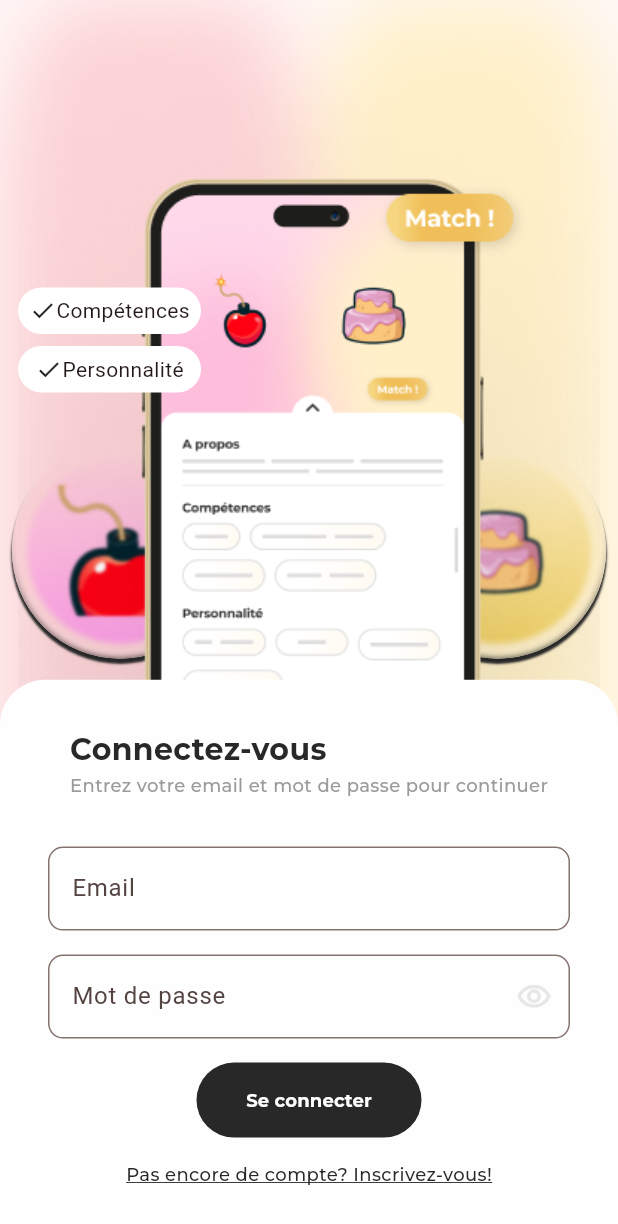
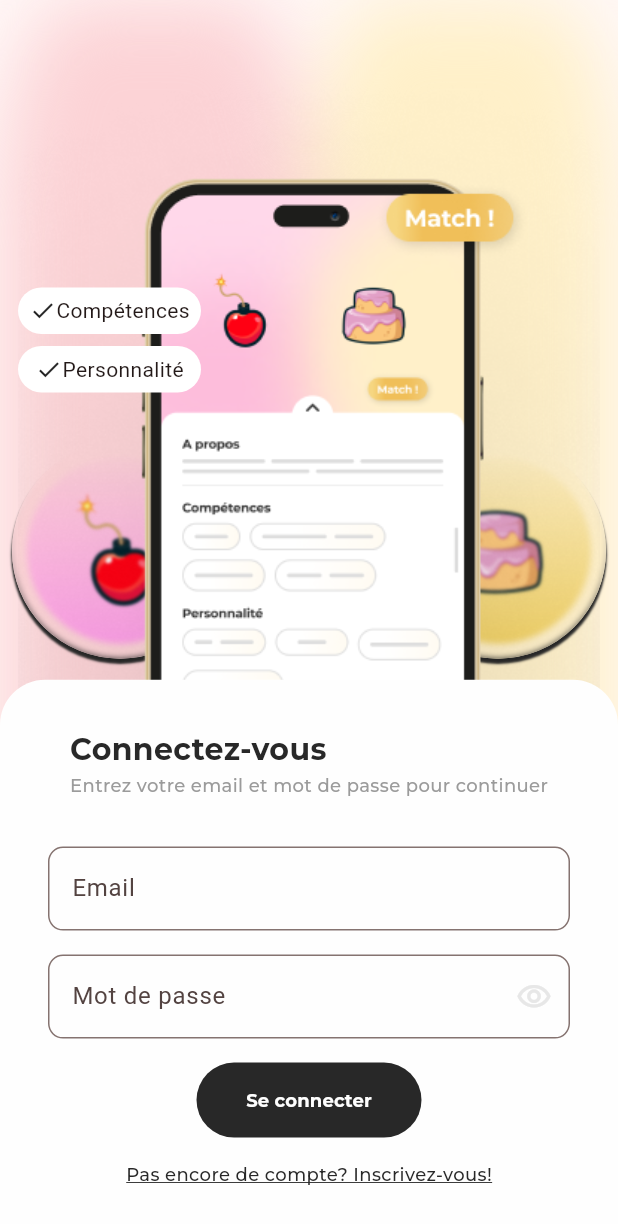
Before and after one commit to Xalovald/TalentZ, a Flutter app: the screen it shows after launch, after a tap on "Vous avez déjà un compte? Connectez-vous", on a phone screen of 412 x 824 dp. Shown: the top 1224 px of the screen. Run offline on Flutter 3.47's test engine with Material 3 defaults, Android fonts, the phone set to English and light mode, and no system bars; our stand-ins replace dio, flutter_card_swiper, flutter_carousel_widget, flutter_dotenv, flutter_svg, logger; accounts and stored records are empty; network calls fail; project files that could hold a hidden picture were left out.

```diff
--- a/talentz_mobile/lib/pages/connection/login.dart
+++ b/talentz_mobile/lib/pages/connection/login.dart
@@ -129,7 +129,9 @@ class _LogInPageState extends State<LogInPage> {
                             imageFilter: ImageFilter.blur(sigmaX: 1, sigmaY: 1),
                             child: CustomImages.bombCherry(
                                 width: constraints.maxWidth * 0.7,
-                                height: constraints.maxWidth * 0.7),
+                                height: constraints.maxWidth * 0.7,
+                                fit: BoxFit.contain,
+                            ),
                           ),
                         ),
                       );
```
Also changed, not shown: 3 other files.
